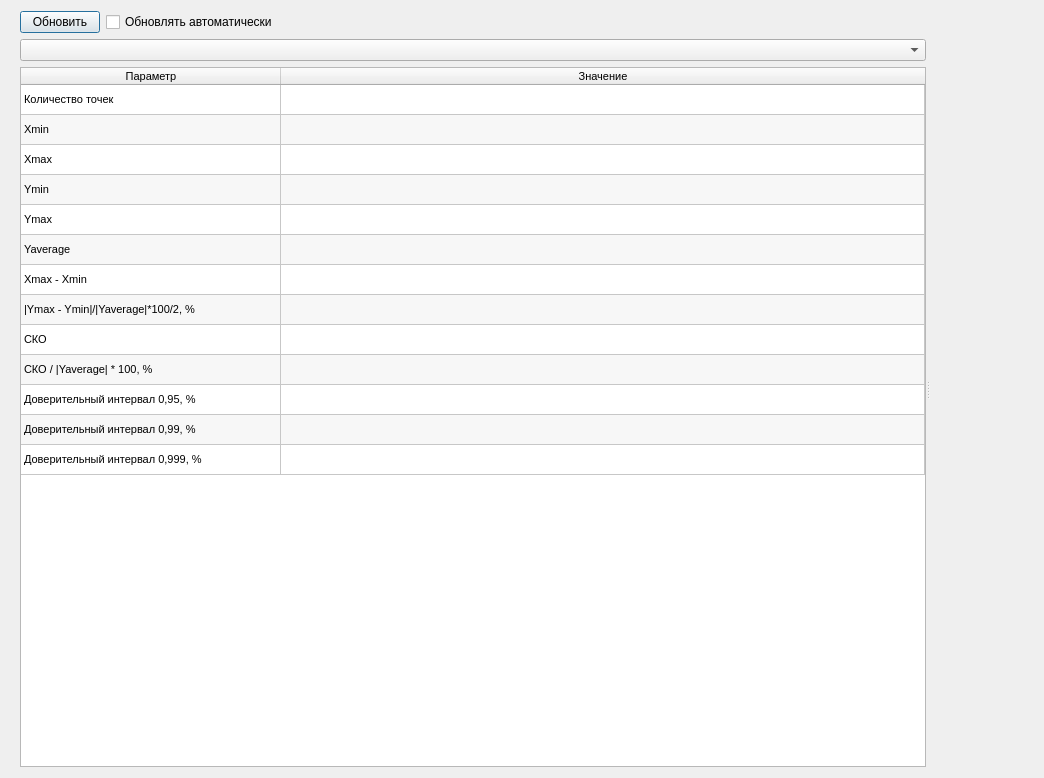
Before: the Qt Designer form ui/graph_dialog.ui in irsural/clb_autocalibration, drawn with Qt 5.
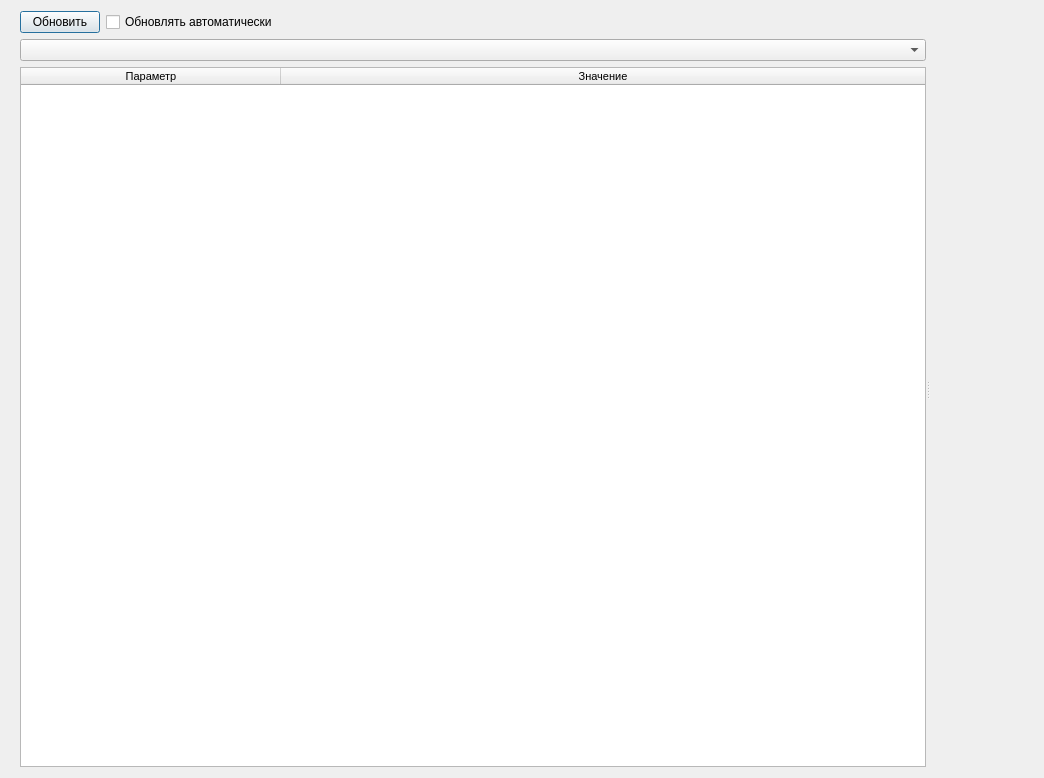
After: the same form once the commit is applied. Icons and pictures are not drawn.

Diff of the .ui file:
```diff
--- a/ui/graph_dialog.ui
+++ b/ui/graph_dialog.ui
@@ -114,71 +114,6 @@
             <attribute name="verticalHeaderStretchLastSection">
              <bool>false</bool>
             </attribute>
-            <row>
-             <property name="text">
-              <string>0</string>
-             </property>
-            </row>
-            <row>
-             <property name="text">
-              <string>1</string>
-             </property>
-            </row>
-            <row>
-             <property name="text">
-              <string>2</string>
-             </property>
-            </row>
-            <row>
-             <property name="text">
-              <string>3</string>
-             </property>
-            </row>
-            <row>
-             <property name="text">
-              <string>4</string>
-             </property>
-            </row>
-            <row>
-             <property name="text">
-              <string>5</string>
-             </property>
-            </row>
-            <row>
-             <property name="text">
-              <string>6</string>
-             </property>
-            </row>
-            <row>
-             <property name="text">
-              <string>7</string>
-             </property>
-            </row>
-            <row>
-             <property name="text">
-              <string>8</string>
-             </property>
-            </row>
-            <row>
-             <property name="text">
-              <string>9</string>
-             </property>
-            </row>
-            <row>
-             <property name="text">
-              <string>10</string>
-             </property>
-            </row>
-            <row>
-             <property name="text">
-              <string>11</string>
-             </property>
-            </row>
-            <row>
-             <property name="text">
-              <string>12</string>
-             </property>
-            </row>
             <column>
              <property name="text">
               <string>Параметр</string>
@@ -189,71 +124,6 @@
               <string>Значение</string>
              </property>
             </column>
-            <item row="0" column="0">
-             <property name="text">
-              <string>Количество точек</string>
-             </property>
-            </item>
-            <item row="1" column="0">
-             <property name="text">
-              <string>Xmin</string>
-             </property>
-            </item>
-            <item row="2" column="0">
-             <property name="text">
-              <string>Xmax</string>
-             </property>
-            </item>
-            <item row="3" column="0">
-             <property name="text">
-              <string>Ymin</string>
-             </property>
-            </item>
-            <item row="4" column="0">
-             <property name="text">
-              <string>Ymax</string>
-             </property>
-            </item>
-            <item row="5" column="0">
-             <property name="text">
-              <string>Yaverage</string>
-             </property>
-            </item>
-            <item row="6" column="0">
-             <property name="text">
-              <string>Xmax - Xmin</string>
-             </property>
-            </item>
-            <item row="7" column="0">
-             <property name="text">
-              <string>|Ymax - Ymin|/|Yaverage|*100/2, %</string>
-             </property>
-            </item>
-            <item row="8" column="0">
-             <property name="text">
-              <string>СКО</string>
-             </property>
-            </item>
-            <item row="9" column="0">
-             <property name="text">
-              <string>СКО / |Yaverage| * 100, %</string>
-             </property>
-            </item>
-            <item row="10" column="0">
-             <property name="text">
-              <string>Доверительный интервал 0,95, %</string>
-             </property>
-            </item>
-            <item row="11" column="0">
-             <property name="text">
-              <string>Доверительный интервал 0,99, %</string>
-             </property>
-            </item>
-            <item row="12" column="0">
-             <property name="text">
-              <string>Доверительный интервал 0,999, %</string>
-             </property>
-            </item>
            </widget>
           </item>
          </layout>
```
